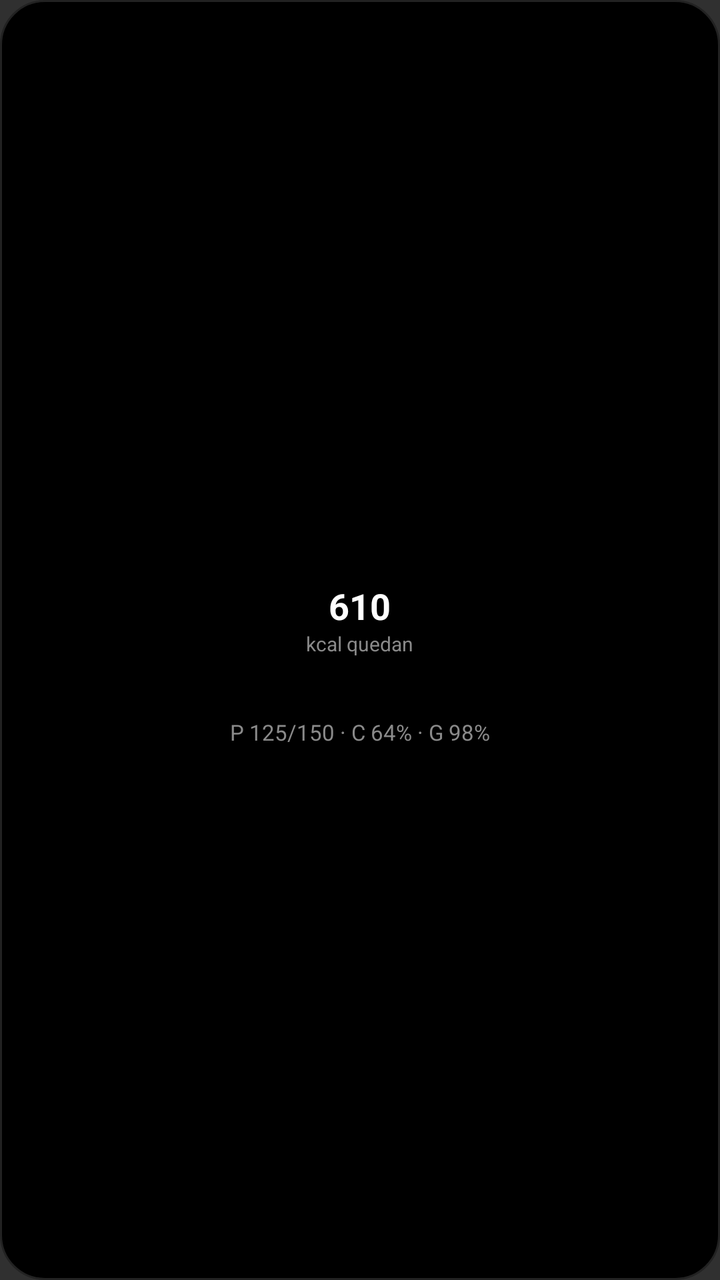
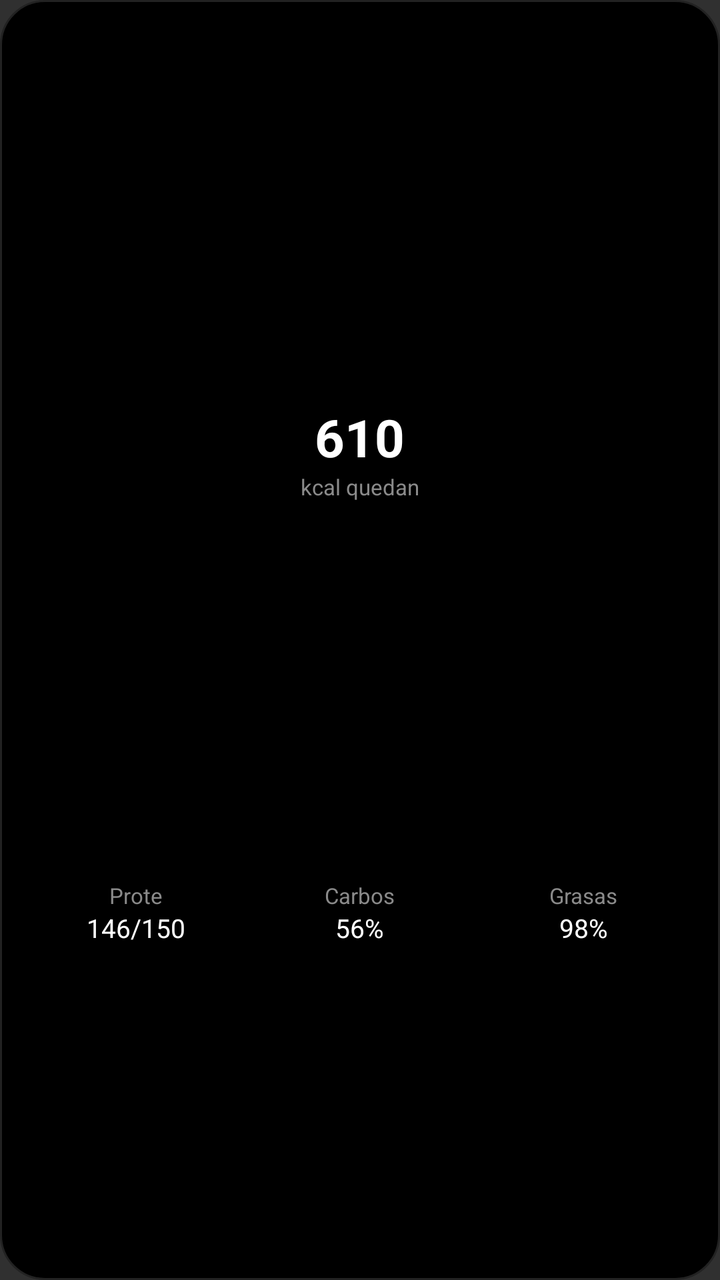

Compare the two renders of this Android layout. The source of the first and the diff that turns it into the second are given below.
<!-- AndroidManifest.xml: application theme android:Theme.Material.NoActionBar -->
<!-- res/layout/widget_macros.xml -->
<?xml version="1.0" encoding="utf-8"?>
<LinearLayout xmlns:android="http://schemas.android.com/apk/res/android" android:id="@+id/root"
    android:layout_width="match_parent" android:layout_height="match_parent" android:orientation="vertical"
    android:background="@drawable/widget_bg" android:padding="10dp" android:gravity="center">
    <FrameLayout android:layout_width="86dp" android:layout_height="86dp">
        <ImageView android:id="@+id/ring" android:layout_width="match_parent" android:layout_height="match_parent" />
        <LinearLayout android:layout_width="match_parent" android:layout_height="match_parent" android:orientation="vertical" android:gravity="center">
            <TextView android:id="@+id/ring_value" android:layout_width="wrap_content" android:layout_height="wrap_content" android:text="610" android:textColor="#FFFFFF" android:textSize="18sp" android:textStyle="bold" />
            <TextView android:id="@+id/ring_label" android:layout_width="wrap_content" android:layout_height="wrap_content" android:text="kcal quedan" android:textColor="#8A8A8A" android:textSize="10sp" />
        </LinearLayout>
    </FrameLayout>
    <TextView android:id="@+id/detail" android:layout_width="wrap_content" android:layout_height="wrap_content" android:layout_marginTop="6dp"
        android:text="P 125/150 · C 64% · G 98%" android:textColor="#8A8A8A" android:textSize="11sp" android:maxLines="1" />
</LinearLayout>
<!-- resources referenced by this layout -->
<resources>
  <!-- drawable widget_bg (drawable) -->
  <?xml version="1.0" encoding="utf-8"?>
  <shape xmlns:android="http://schemas.android.com/apk/res/android" android:shape="rectangle">
      <solid android:color="#000000" />
      <stroke android:width="1dp" android:color="#222222" />
      <corners android:radius="22dp" />
  </shape>
</resources>

<!-- the commit's change to res/layout/widget_macros.xml (unified diff, before → after) -->
@@ -1,14 +1,29 @@
 <?xml version="1.0" encoding="utf-8"?>
 <LinearLayout xmlns:android="http://schemas.android.com/apk/res/android" android:id="@+id/root"
     android:layout_width="match_parent" android:layout_height="match_parent" android:orientation="vertical"
-    android:background="@drawable/widget_bg" android:padding="10dp" android:gravity="center">
-    <FrameLayout android:layout_width="86dp" android:layout_height="86dp">
+    android:background="@drawable/widget_bg" android:padding="12dp" android:gravity="center_horizontal">
+    <View android:layout_width="match_parent" android:layout_height="0dp" android:layout_weight="1" />
+    <FrameLayout android:layout_width="118dp" android:layout_height="118dp">
         <ImageView android:id="@+id/ring" android:layout_width="match_parent" android:layout_height="match_parent" />
         <LinearLayout android:layout_width="match_parent" android:layout_height="match_parent" android:orientation="vertical" android:gravity="center">
-            <TextView android:id="@+id/ring_value" android:layout_width="wrap_content" android:layout_height="wrap_content" android:text="610" android:textColor="#FFFFFF" android:textSize="18sp" android:textStyle="bold" />
-            <TextView android:id="@+id/ring_label" android:layout_width="wrap_content" android:layout_height="wrap_content" android:text="kcal quedan" android:textColor="#8A8A8A" android:textSize="10sp" />
+            <TextView android:id="@+id/ring_value" android:layout_width="wrap_content" android:layout_height="wrap_content" android:text="610" android:textColor="#FFFFFF" android:textSize="26sp" android:textStyle="bold" />
+            <TextView android:id="@+id/ring_label" android:layout_width="wrap_content" android:layout_height="wrap_content" android:text="kcal quedan" android:textColor="#8A8A8A" android:textSize="11sp" />
         </LinearLayout>
     </FrameLayout>
-    <TextView android:id="@+id/detail" android:layout_width="wrap_content" android:layout_height="wrap_content" android:layout_marginTop="6dp"
-        android:text="P 125/150 · C 64% · G 98%" android:textColor="#8A8A8A" android:textSize="11sp" android:maxLines="1" />
+    <View android:layout_width="match_parent" android:layout_height="0dp" android:layout_weight="1" />
+    <LinearLayout android:layout_width="match_parent" android:layout_height="wrap_content" android:orientation="horizontal">
+        <LinearLayout android:layout_width="0dp" android:layout_weight="1" android:layout_height="wrap_content" android:orientation="vertical" android:gravity="center_horizontal">
+            <TextView android:layout_width="wrap_content" android:layout_height="wrap_content" android:text="Prote" android:textColor="#8A8A8A" android:textSize="11sp" />
+            <TextView android:id="@+id/prot" android:layout_width="wrap_content" android:layout_height="wrap_content" android:text="146/150" android:textColor="#FFFFFF" android:textSize="13sp" android:maxLines="1" />
+        </LinearLayout> 
+        <LinearLayout android:layout_width="0dp" android:layout_weight="1" android:layout_height="wrap_content" android:orientation="vertical" android:gravity="center_horizontal">
+            <TextView android:layout_width="wrap_content" android:layout_height="wrap_content" android:text="Carbos" android:textColor="#8A8A8A" android:textSize="11sp" />
+            <TextView android:id="@+id/carbs" android:layout_width="wrap_content" android:layout_height="wrap_content" android:text="56%" android:textColor="#FFFFFF" android:textSize="13sp" android:maxLines="1" />
+        </LinearLayout>
+        <LinearLayout android:layout_width="0dp" android:layout_weight="1" android:layout_height="wrap_content" android:orientation="vertical" android:gravity="center_horizontal">
+            <TextView android:layout_width="wrap_content" android:layout_height="wrap_content" android:text="Grasas" android:textColor="#8A8A8A" android:textSize="11sp" />
+            <TextView android:id="@+id/fat" android:layout_width="wrap_content" android:layout_height="wrap_content" android:text="98%" android:textColor="#FFFFFF" android:textSize="13sp" android:maxLines="1" />
+        </LinearLayout>
+    </LinearLayout>
+    <View android:layout_width="match_parent" android:layout_height="0dp" android:layout_weight="1" />
 </LinearLayout>
